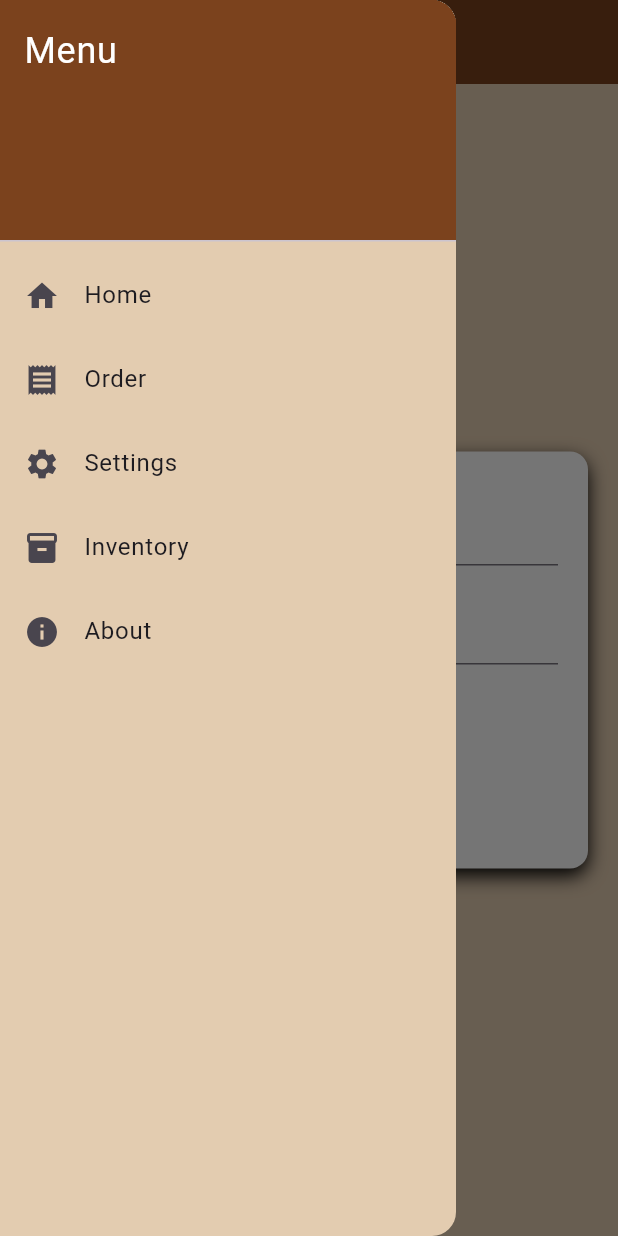
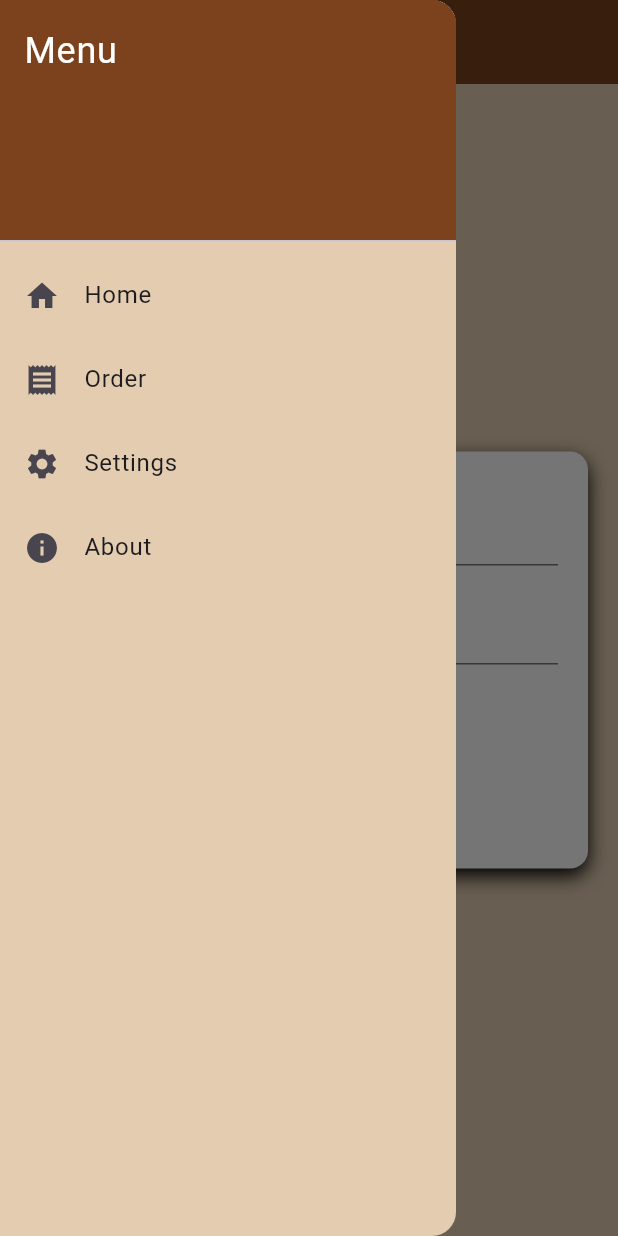
Before and after one commit to VoxMonstra/CSC-4610-Web-Warriors, a Flutter app: the screen it shows after launch, in the side drawer, after a tap on "Login", on a phone screen of 412 x 824 dp. Run offline on Flutter 3.47's test engine with Material 3 defaults, Android fonts, the phone set to English and light mode, and no system bars; our stand-ins replace flutter_secure_storage, google_fonts, jwt_decoder, shared_preferences.

Commit message:
feat: made it so admin and employees are the only ones who can see inventory

```diff
--- a/src/lib/services/auth_service.dart
+++ b/src/lib/services/auth_service.dart
@@ -3,6 +3,8 @@ import 'package:flutter/material.dart';
 import 'package:flutter_secure_storage/flutter_secure_storage.dart';
 import 'package:http/http.dart' as http;
 import 'dart:convert';
+
+import 'package:jwt_decoder/jwt_decoder.dart';
 
 class AuthService {
   static const String apiUrl = 'https://simplybakery-dev.duckdns.org/api';
@@ -15,9 +17,14 @@ class AuthService {
   Future<void> storeToken(String token) async {
     await _storage.write(key: 'access_token', value: token);
   }
+
+  Future<String?> getUserRole() async {
+    return await _storage.read(key: 'user_role');
+  }
   //(Clears Token)
   Future<void> logout() async {
     await _storage.delete(key: 'access_token');
+    await _storage.delete(key: 'user_role');
     print('Token deleted');
   }
 
@@ -77,8 +84,14 @@ class AuthService {
         final data = jsonDecode(response.body);
         final token = data['token']; //response should contain a token
         await storeToken(token); //store
-        print('token stored: $token');
+        Map<String, dynamic> decodedToken = JwtDecoder.decode(token);
+        String? role = decodedToken["role"];
+
+        await _storage.write(key: 'user_role', value: role);
+
+        print('token stored: $token, Role stored: $role');
         return token;
+
       } else if (response.statusCode == 403) {
         await logout();
         throw Exception("Session Expired. Please log in again.");
--- a/src/lib/widgets/drawer.dart
+++ b/src/lib/widgets/drawer.dart
@@ -1,8 +1,10 @@
 import 'package:flutter/material.dart';
+import '../services/auth_service.dart';
 
 class AppDrawer extends StatelessWidget {
   final Text currPage;
-  const AppDrawer({super.key, required this.currPage});
+  AppDrawer({super.key, required this.currPage});
+  final AuthService _authService = AuthService();
 
   @override
   Widget build(BuildContext context) {
@@ -48,15 +50,27 @@ class AppDrawer extends StatelessWidget {
               },
             ),
 
-            if (currPage.data != "inventory")
-              ListTile(
-                leading: Icon(Icons.inventory),
-                title: Text('Inventory'),
-                onTap: () {
-                  Navigator.pushNamed(context, '/inventory');
-                },
-              ),
+          FutureBuilder<String?>(
+            future: _authService.getUserRole(),
+            builder: (context, snapshot) {
+              if(!snapshot.hasData) {
+                return SizedBox.shrink();
+              }
 
+              String? role = snapshot.data;
+
+              if ((role == 'admin' || role == 'employee') && currPage.data != "inventory") {
+                return ListTile(
+                  leading: Icon(Icons.inventory),
+                  title: Text('Inventory'),
+                  onTap: () {
+                    Navigator.pushNamed(context, '/inventory');
+                  },
+                );
+              }
+              return SizedBox.shrink();
+              },
+            ),
             if (currPage.data != "about")
               ListTile(
                 leading: Icon(Icons.info),
```
Also changed, not shown: 1 other file.
